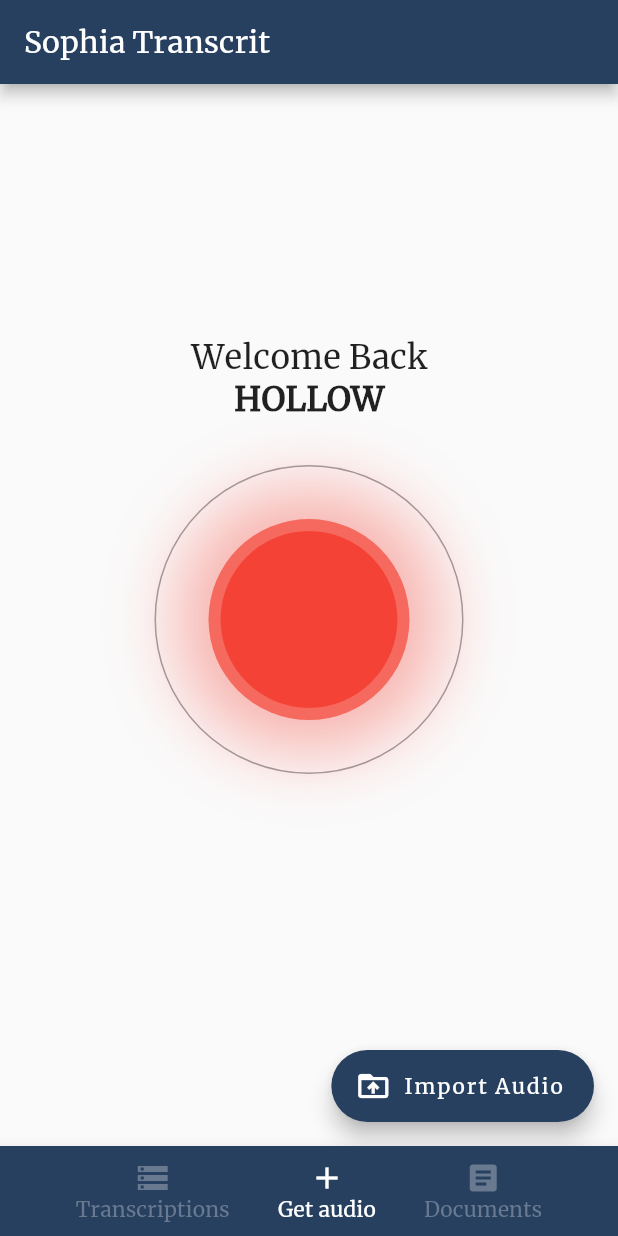
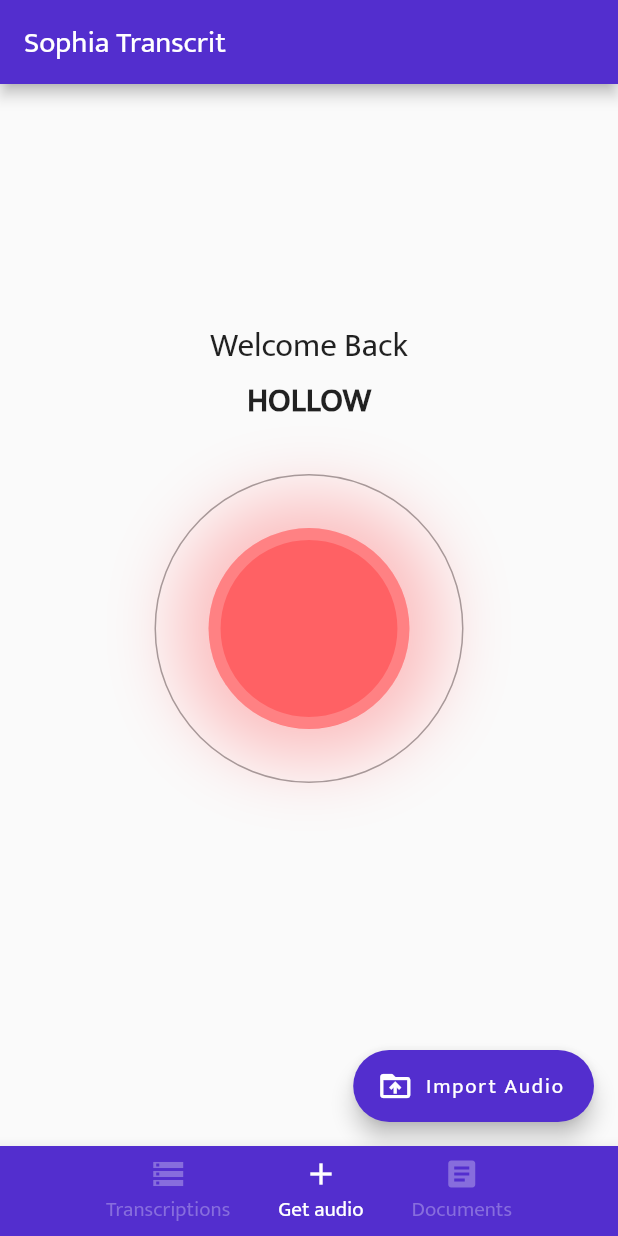
Before and after one commit to Cris714/sophia_transcrit, a Flutter app: the screen it shows after launch, on a phone screen of 412 x 824 dp. Run offline on Flutter 3.47's test engine with Material 2 defaults, Android fonts, the phone set to English and light mode, and no system bars; our stand-ins replace audioplayers, file_picker, flutter_local_notifications, permission_handler, rxdart, share_plus and 1 more; missing offline and left inert: record.

Commit message:
upgrade sophia theme

```diff
--- a/fonts/OFL.txt
+++ b/fonts/OFL.txt
@@ -1,4 +1,4 @@
-Copyright 2016 The Merriweather Project Authors (https://github.com/EbenSorkin/Merriweather), with Reserved Font Name "Merriweather".
+Copyright (c) 2016, Ek Type. All rights reserved.
 
 This Font Software is licensed under the SIL Open Font License, Version 1.1.
 This license is copied below, and is also available with a FAQ at:
--- a/lib/colors.dart
+++ b/lib/colors.dart
@@ -43,3 +43,89 @@ const MaterialColor secondaryAccent = MaterialColor(_secondaryAccentValue, <int,
   700: Color(0xFFFFFFFF),
 });
 const int _secondaryAccentValue = 0xFFFFFFFF;
+const MaterialColor sophiaprimary = MaterialColor(_sophiaprimaryPrimaryValue, <int, Color>{
+  50: Color(0xFFEAE6F9),
+  100: Color(0xFFCBC0F0),
+  200: Color(0xFFA997E7),
+  300: Color(0xFF876DDD),
+  400: Color(0xFF6D4DD5),
+  500: Color(_sophiaprimaryPrimaryValue),
+  600: Color(0xFF4C29C9),
+  700: Color(0xFF4223C2),
+  800: Color(0xFF391DBC),
+  900: Color(0xFF2912B0),
+});
+const int _sophiaprimaryPrimaryValue = 0xFF532ECE;
+
+const MaterialColor sophiaprimaryAccent = MaterialColor(_sophiaprimaryAccentValue, <int, Color>{
+  100: Color(0xFFE4E0FF),
+  200: Color(_sophiaprimaryAccentValue),
+  400: Color(0xFF8A7AFF),
+  700: Color(0xFF7461FF),
+});
+const int _sophiaprimaryAccentValue = 0xFFB7ADFF;
+const MaterialColor sophiaprimary2 = MaterialColor(_sophiaprimary2PrimaryValue, <int, Color>{
+  50: Color(0xFFE9F9FC),
+  100: Color(0xFFC7F1F6),
+  200: Color(0xFFA2E7F1),
+  300: Color(0xFF7CDDEB),
+  400: Color(0xFF60D6E6),
+  500: Color(_sophiaprimary2PrimaryValue),
+  600: Color(0xFF3ECADF),
+  700: Color(0xFF35C3DA),
+  800: Color(0xFF2DBDD6),
+  900: Color(0xFF1FB2CF),
+});
+const int _sophiaprimary2PrimaryValue = 0xFF44CFE2;
+
+const MaterialColor sophiaprimary2Accent = MaterialColor(_sophiaprimary2AccentValue, <int, Color>{
+  100: Color(0xFFFFFFFF),
+  200: Color(_sophiaprimary2AccentValue),
+  400: Color(0xFFA0EEFF),
+  700: Color(0xFF86EAFF),
+});
+const int _sophiaprimary2AccentValue = 0xFFD3F7FF;
+
+const MaterialColor sophiasecondarygreen = MaterialColor(_sophiasecondarygreenPrimaryValue, <int, Color>{
+  50: Color(0xFFE9F8F4),
+  100: Color(0xFFC8EEE4),
+  200: Color(0xFFA3E2D2),
+  300: Color(0xFF7ED6C0),
+  400: Color(0xFF62CEB3),
+  500: Color(_sophiasecondarygreenPrimaryValue),
+  600: Color(0xFF3FBF9D),
+  700: Color(0xFF37B893),
+  800: Color(0xFF2FB08A),
+  900: Color(0xFF20A379),
+});
+const int _sophiasecondarygreenPrimaryValue = 0xFF46C5A5;
+
+const MaterialColor sophiasecondarygreenAccent = MaterialColor(_sophiasecondarygreenAccentValue, <int, Color>{
+  100: Color(0xFFDEFFF4),
+  200: Color(_sophiasecondarygreenAccentValue),
+  400: Color(0xFF78FFD0),
+  700: Color(0xFF5EFFC7),
+});
+const int _sophiasecondarygreenAccentValue = 0xFFABFFE2;
+
+const MaterialColor sophiasecondaryred = MaterialColor(_sophiasecondaryredPrimaryValue, <int, Color>{
+  50: Color(0xFFFFECEC),
+  100: Color(0xFFFFD0D1),
+  200: Color(0xFFFFB0B2),
+  300: Color(0xFFFF9093),
+  400: Color(0xFFFF797B),
+  500: Color(_sophiasecondaryredPrimaryValue),
+  600: Color(0xFFFF595C),
+  700: Color(0xFFFF4F52),
+  800: Color(0xFFFF4548),
+  900: Color(0xFFFF3336),
+});
+const int _sophiasecondaryredPrimaryValue = 0xFFFF6164;
+
+const MaterialColor sophiasecondaryredAccent = MaterialColor(_sophiasecondaryredAccentValue, <int, Color>{
+  100: Color(0xFFFFFFFF),
+  200: Color(_sophiasecondaryredAccentValue),
+  400: Color(0xFFFFDEDE),
+  700: Color(0xFFFFC4C5),
+});
+const int _sophiasecondaryredAccentValue = 0xFFFFFFFF;
--- a/lib/home.dart
+++ b/lib/home.dart
@@ -170,7 +170,7 @@ class _HomeState extends State<Home> {
 
       floatingActionButtonLocation: FloatingActionButtonLocation.endFloat,
       bottomNavigationBar: BottomAppBar(
-        color: primary,
+        color: sophiaprimary,
         shape: CircularNotchedRectangle(),
         notchMargin: 10,
         child: Container(
@@ -195,12 +195,12 @@ class _HomeState extends State<Home> {
                         children: [
                           Icon(
                             Icons.storage,
-                            color: currentTab == 0 ? Colors.white: primary[300],
+                            color: currentTab == 0 ? Colors.white: sophiaprimary[300],
                           ),
                           Text(
                             'Transcriptions',
                             style: TextStyle(
-                              color: currentTab == 0 ? Colors.white: primary[300],
+                              color: currentTab == 0 ? Colors.white: sophiaprimary[300],
                             ),
                           )
                         ],
@@ -220,12 +220,12 @@ class _HomeState extends State<Home> {
                         children: [
                           Icon(
                             Icons.add,
-                            color: currentTab == 1 ? Colors.white: primary[300],
+                            color: currentTab == 1 ? Colors.white: sophiaprimary[300],
                           ),
                           Text(
                             'Get audio',
                             style: TextStyle(
-                              color: currentTab == 1 ? Colors.white: primary[300],
+                              color: currentTab == 1 ? Colors.white: sophiaprimary[300],
                             ),
                           )
                         ],
@@ -245,12 +245,12 @@ class _HomeState extends State<Home> {
                         children: [
                           Icon(
                             Icons.article,
-                            color: currentTab == 2 ? Colors.white: primary[300],
+                            color: currentTab == 2 ? Colors.white: sophiaprimary[300],
                           ),
                           Text(
                             'Documents',
                             style: TextStyle(
-                              color: currentTab == 2 ? Colors.white: primary[300],
+                              color: currentTab == 2 ? Colors.white: sophiaprimary[300],
                             ),
                           )
                         ],
--- a/lib/main.dart
+++ b/lib/main.dart
@@ -26,8 +26,8 @@ class SophiaTranscritMain extends StatelessWidget {
     return MaterialApp(
       title: 'Sophia Transcrit',
       theme: ThemeData(
-        primarySwatch: primary,
-        fontFamily: 'Merriweather',
+        primarySwatch: sophiaprimary,
+        fontFamily: 'MuktaVaani',
       ),
 
       darkTheme: ThemeData.light(),
--- a/lib/record_button.dart
+++ b/lib/record_button.dart
@@ -7,6 +7,7 @@ import 'package:flutter/material.dart';
 import 'package:permission_handler/permission_handler.dart';
 import 'package:provider/provider.dart';
 import 'package:shared_preferences/shared_preferences.dart';
+import 'package:sophia_transcrit2/colors.dart';
 import 'package:sophia_transcrit2/record_waves.dart';
 import 'package:record/record.dart';
 import 'package:sophia_transcrit2/requests_manager.dart';
@@ -169,7 +170,7 @@ class _RecordButtonState extends State<RecordButton> {
               duration: duration,
               decoration: BoxDecoration(
                   border: Border.all(
-                    color: isRecording ? Colors.red : Colors.grey,
+                    color: isRecording ? sophiasecondaryred : Colors.grey,
                     width: isRecording ? 4 : 1,
                   ),
                   borderRadius: BorderRadius.circular(width)
@@ -317,13 +318,13 @@ class _RecordButtonState extends State<RecordButton> {
               color: Colors.white.withOpacity(0.2),
               width: isRecording ? 4 : 8,
             ),
-            color: Colors.red,
+            color: sophiasecondaryred,
             borderRadius: BorderRadius.circular(
               isRecording ? 20 : 80,
             ),
             boxShadow: [
               BoxShadow(
-                color: Colors.red.withOpacity(0.4),
+                color: sophiasecondaryred.withOpacity(0.4),
                 blurRadius: isRecording ? 17.5 : 40.0,
                 spreadRadius: isRecording ? 7.5 : 20.0,
               )
```
Also changed, not shown: pubspec.yaml (+13 -2 lines), fonts/MuktaVaani-Bold.ttf (added), fonts/MuktaVaani-ExtraBold.ttf (added), fonts/MuktaVaani-ExtraLight.ttf (added), fonts/MuktaVaani-Light.ttf (added), fonts/MuktaVaani-Medium.ttf (added), fonts/MuktaVaani-Regular.ttf (added), fonts/MuktaVaani-SemiBold.ttf (added), icon/LogotipoSophiaLT_01-LogoFondoBlanco.png (added), pubspec.lock, 6 other files.
